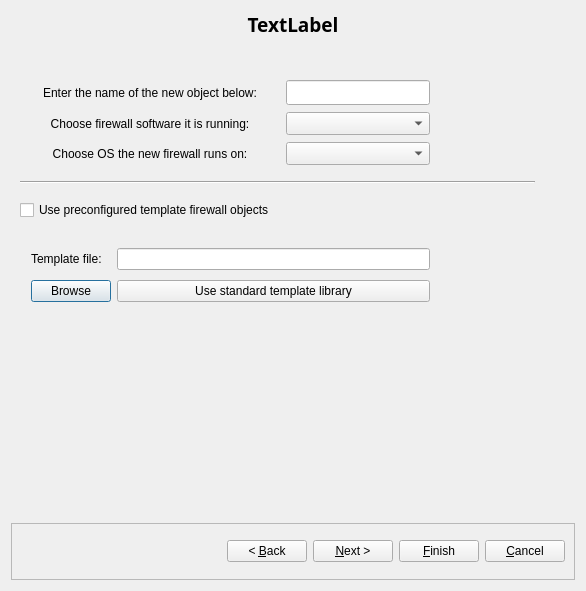
fwbuilder/fwbuilder, file src/gui/newfirewalldialog_q.ui: the form before one commit.
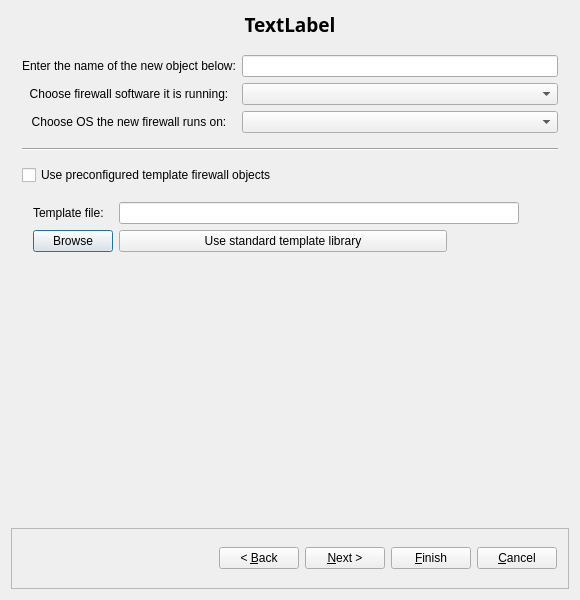
The form after the commit. The open tabs and pages were chosen to show the change. Icons and pictures are not drawn.

The edit to the form file:
```diff
--- a/src/gui/newfirewalldialog_q.ui
+++ b/src/gui/newfirewalldialog_q.ui
@@ -5,8 +5,8 @@
    <rect>
     <x>0</x>
     <y>0</y>
-    <width>586</width>
-    <height>591</height>
+    <width>580</width>
+    <height>600</height>
    </rect>
   </property>
   <layout class="QGridLayout" >
@@ -53,15 +53,9 @@
       <number>4</number>
      </property>
      <widget class="QWidget" name="page1" >
+      <layout class="QGridLayout" name="gridLayout" >
+       <item row="0" column="0" >
       <widget class="QLabel" name="label631" >
-       <property name="geometry" >
-        <rect>
-         <x>9</x>
-         <y>36</y>
-         <width>260</width>
-         <height>25</height>
-        </rect>
-       </property>
        <property name="text" >
         <string>Enter the name of the new object below:</string>
        </property>
@@ -72,25 +66,12 @@
         <bool>false</bool>
        </property>
       </widget>
-      <widget class="QLineEdit" name="obj_name" >
-       <property name="geometry" >
-        <rect>
-         <x>275</x>
-         <y>36</y>
-         <width>144</width>
-         <height>25</height>
-        </rect>
-       </property>
-      </widget>
+       </item>
+       <item row="0" column="1" >
+        <widget class="QLineEdit" name="obj_name" />
+       </item>
+       <item row="1" column="0" >
       <widget class="QLabel" name="label657" >
-       <property name="geometry" >
-        <rect>
-         <x>9</x>
-         <y>68</y>
-         <width>260</width>
-         <height>23</height>
-        </rect>
-       </property>
        <property name="text" >
         <string>Choose firewall software it is running:</string>
        </property>
@@ -101,25 +82,12 @@
         <bool>false</bool>
        </property>
       </widget>
-      <widget class="QComboBox" name="platform" >
-       <property name="geometry" >
-        <rect>
-         <x>275</x>
-         <y>68</y>
-         <width>144</width>
-         <height>23</height>
-        </rect>
-       </property>
-      </widget>
+       </item>
+       <item row="1" column="1" >
+        <widget class="QComboBox" name="platform" />
+       </item>
+       <item row="2" column="0" >
       <widget class="QLabel" name="label656" >
-       <property name="geometry" >
-        <rect>
-         <x>9</x>
-         <y>98</y>
-         <width>260</width>
-         <height>23</height>
-        </rect>
-       </property>
        <property name="text" >
         <string>Choose OS the new firewall runs on:</string>
        </property>
@@ -130,25 +98,12 @@
         <bool>false</bool>
        </property>
       </widget>
-      <widget class="QComboBox" name="hostOS" >
-       <property name="geometry" >
-        <rect>
-         <x>275</x>
-         <y>98</y>
-         <width>144</width>
-         <height>23</height>
-        </rect>
-       </property>
-      </widget>
+       </item>
+       <item row="2" column="1" >
+        <widget class="QComboBox" name="hostOS" />
+       </item>
+       <item row="3" column="0" colspan="2" >
       <widget class="Line" name="line1" >
-       <property name="geometry" >
-        <rect>
-         <x>9</x>
-         <y>128</y>
-         <width>515</width>
-         <height>20</height>
-        </rect>
-       </property>
        <property name="sizePolicy" >
         <sizepolicy vsizetype="Fixed" hsizetype="Minimum" >
          <horstretch>0</horstretch>
@@ -171,28 +126,16 @@
         <enum>Qt::Horizontal</enum>
        </property>
       </widget>
+       </item>
+       <item row="4" column="0" colspan="2" >
       <widget class="QCheckBox" name="useTemplate" >
-       <property name="geometry" >
-        <rect>
-         <x>9</x>
-         <y>154</y>
-         <width>515</width>
-         <height>24</height>
-        </rect>
-       </property>
        <property name="text" >
         <string>Use preconfigured template firewall objects</string>
        </property>
       </widget>
+       </item>
+       <item row="5" column="0" colspan="2" >
       <widget class="QFrame" name="templaterFrame" >
-       <property name="geometry" >
-        <rect>
-         <x>9</x>
-         <y>189</y>
-         <width>521</width>
-         <height>85</height>
-        </rect>
-       </property>
        <property name="frameShape" >
         <enum>QFrame::NoFrame</enum>
        </property>
@@ -208,7 +151,14 @@
          </widget>
         </item>
         <item row="0" column="1" >
-         <widget class="QLineEdit" name="templaterFilePath" />
+           <widget class="QLineEdit" name="templaterFilePath" >
+            <property name="minimumSize" >
+             <size>
+              <width>400</width>
+              <height>0</height>
+             </size>
+            </property>
+           </widget>
         </item>
         <item row="1" column="0" >
          <widget class="QPushButton" name="templaterBrowseButton" >
@@ -242,6 +192,21 @@
         </item>
        </layout>
       </widget>
+       </item>
+       <item row="6" column="0" >
+        <spacer name="verticalSpacer" >
+         <property name="orientation" >
+          <enum>Qt::Vertical</enum>
+         </property>
+         <property name="sizeHint" stdset="0" >
+          <size>
+           <width>20</width>
+           <height>210</height>
+          </size>
+         </property>
+        </spacer>
+       </item>
+      </layout>
      </widget>
      <widget class="QWidget" name="page2" >
       <layout class="QGridLayout" >
@@ -1397,21 +1362,6 @@
       <enum>QFrame::Raised</enum>
      </property>
      <layout class="QHBoxLayout" >
-      <property name="spacing" >
-       <number>6</number>
-      </property>
-      <property name="leftMargin" >
-       <number>9</number>
-      </property>
-      <property name="topMargin" >
-       <number>9</number>
-      </property>
-      <property name="rightMargin" >
-       <number>9</number>
-      </property>
-      <property name="bottomMargin" >
-       <number>9</number>
-      </property>
       <item>
        <spacer>
         <property name="orientation" >
```
Left out of the diff: 242 changed lines with no effect on the pictures. Lines whose indentation alone changed are shown as unchanged.
